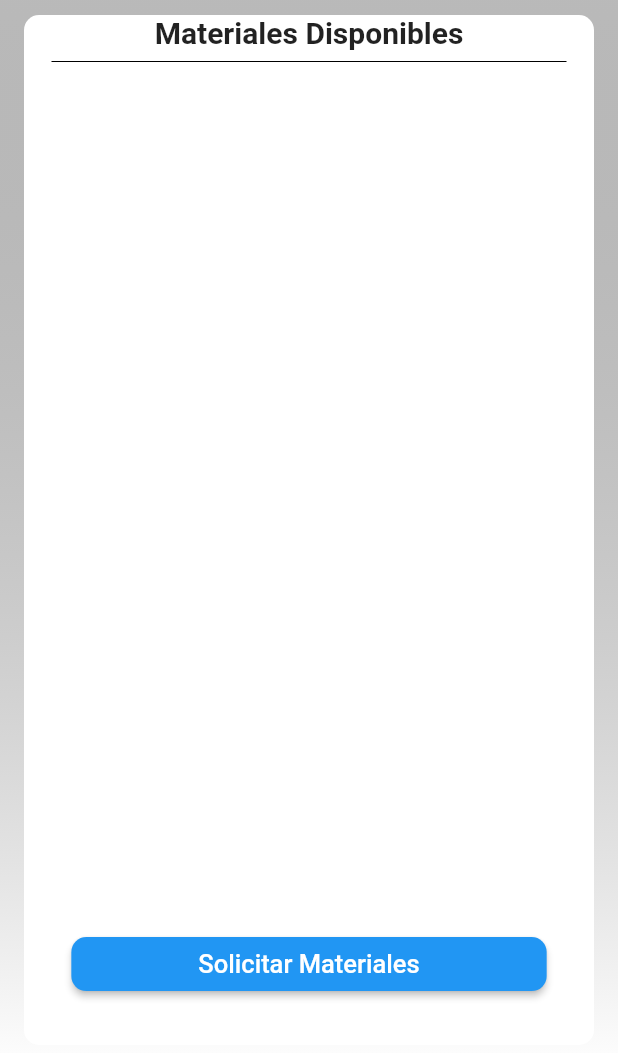
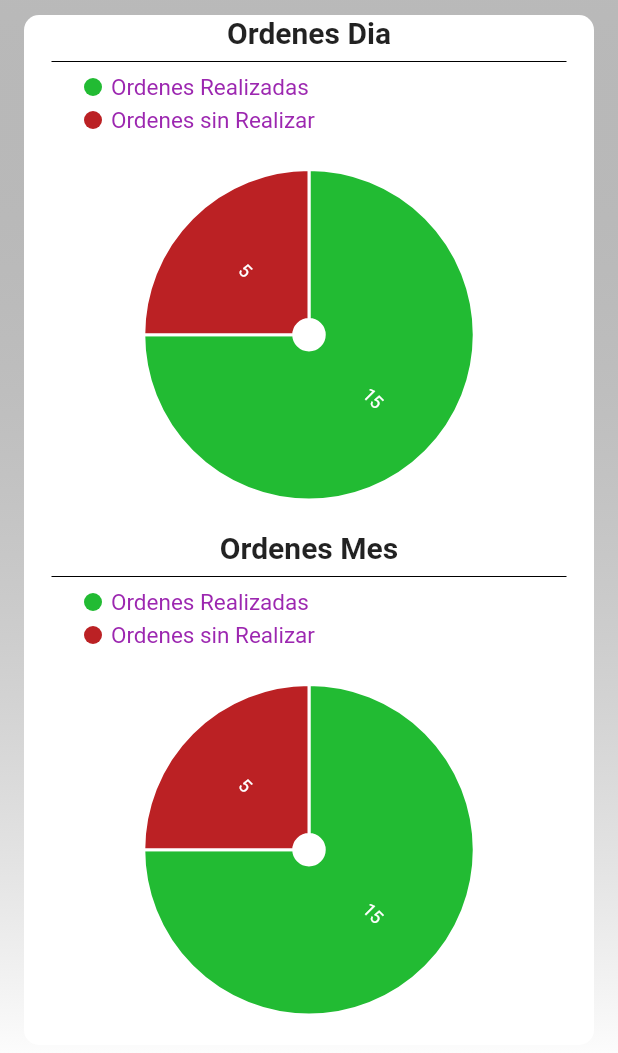
Before and after one commit to JavierGom98/TecnicosOcex, a Flutter app: the EstadisticasPage screen opened directly, on a phone screen of 412 x 824 dp. Shown: the top 1053 px of the screen. Run offline on Flutter 3.47's test engine with Material 2 defaults, Android fonts, the phone set to English and light mode, and no system bars; our stand-ins replace charts_flutter; missing offline and left inert: flutter_session; Roboto replaces fonts that are missing (Georgia).

Commit message:
04-04-21

```diff
--- a/lib/main.dart
+++ b/lib/main.dart
@@ -2,7 +2,9 @@ import 'package:flutter/material.dart';
 import 'dart:convert';
 import 'dart:async';
 import 'package:http/http.dart' as http;
+import 'package:tecnicos_cm/pages/ordenRealizada_page.dart';
 import 'package:tecnicos_cm/pages/orden_page.dart';
+import 'package:tecnicos_cm/pages/ordenesRealizadas_page.dart';
 import 'package:tecnicos_cm/pages/ordenes_page.dart';
 import 'package:tecnicos_cm/pages/tab_page.dart';
 import 'package:flutter_session/flutter_session.dart';
@@ -36,7 +38,8 @@ class LoginApp extends StatelessWidget {
       routes: <String, WidgetBuilder>{
         '/login_page': (BuildContext context) => new LoginPage(),
         '/tab_page' : (BuildContext context) => new TabPage(codigoTecnico: codigoTecnico,nombreTecnico: nombreTecnico, cargoTecnico: cargoTecnico,),
-        '/orden_page' : (BuildContext context) => new OrdenPage(idOrden: idOrden, direccionOrden: direccionOrden, nombresApellidos: nombresApellidos, identificacionAbon: identificacionAbon, actividadNombre: actividadNombre,)
+        '/orden_page' : (BuildContext context) => new OrdenPage(idOrden: idOrden, direccionOrden: direccionOrden, nombresApellidos: nombresApellidos, identificacionAbon: identificacionAbon, actividadNombre: actividadNombre,),
+        '/ordenRealizada_page' : (BuildContext context) => new OrdenRealizadaPage(idOrden: idOrdenR, direccionOrden: direccionOrdenR, nombresApellidos: nombresApellidosR, identificacionAbon: identificacionAbonR, actividadNombre: actividadNombreR,)
       },
     );
   }
--- a/lib/pages/estadisticas_page.dart
+++ b/lib/pages/estadisticas_page.dart
@@ -2,9 +2,8 @@ import 'package:flutter/material.dart';
 import 'dart:convert';
 import 'dart:async';
 import 'package:http/http.dart' as http;
+import 'package:charts_flutter/flutter.dart' as charts;
 import 'package:tecnicos_cm/main.dart';
-
-List materialesOrdenes;
 
 class EstadisticasPage extends StatefulWidget {
   EstadisticasPage({this.codigoTecnico});
@@ -13,27 +12,47 @@ class EstadisticasPage extends StatefulWidget {
   _EstadisticasPageState createState() => _EstadisticasPageState();
 }
 
+ class Tarea{
+  String dato1;
+  int dato2;
+  Color colorvar;
+
+    Tarea(this.dato1, this.dato2, this.colorvar);
+ }
+
 class _EstadisticasPageState extends State<EstadisticasPage> {
-  Map data;
-  List materiales;
 
-  getMateriales() async{
+  List<charts.Series<Tarea, String>> _seriesPieData;
+
+  getDatos() async{
     String id = codigoTecnico.toString();
     String enlace = "http://ns212.cablebox.co:5510/appmovil/getMateriales.php/?codigoTecnico="+id;
-    http.Response response = await http.get(enlace);
-    var data = json.decode(response.body);
+    //http.Response response = await http.get(enlace);
+    //var data = json.decode(response.body);
     //print(data);
-    setState(() {
-      materiales = data['materiales'];
-    });
+
+    var pieData = [
+      new Tarea('Ordenes Realizadas', 15, Color(0xff22bb33)),
+      new Tarea('Ordenes sin Realizar', 5, Color(0xffbb2124)),
+    ];
+
+    _seriesPieData.add(
+      charts.Series(
+        data: pieData,
+        domainFn: (Tarea tarea,_)=> tarea.dato1,
+        measureFn: (Tarea tarea,_)=> tarea.dato2,
+        colorFn: (Tarea tarea,_)=> charts.ColorUtil.fromDartColor(tarea.colorvar),
+        id: 'Esta es una prueba',
+        labelAccessorFn: (Tarea row,_)=>'${row.dato2}',
+      ),
+    );
   }
 
   @override
   void initState() {
-    getMateriales();
-    setState(() {
-      materialesOrdenes = materiales;
-    });
+    _seriesPieData = List<charts.Series<Tarea, String>>();
+    getDatos();
+
   }
 
   @override
@@ -63,12 +82,10 @@ class _EstadisticasPageState extends State<EstadisticasPage> {
             children: <Widget>[
 
               Container(
-                //margin: EdgeInsets.only(top: 10),
-                //height: 30,
                 width: MediaQuery.of(context).size.width / 1.3,
                 child: Center(
                   child: Text(
-                    "Materiales Disponibles",
+                    "Ordenes Dia",
                     style: TextStyle(fontSize: 20, fontWeight: FontWeight.bold),
                   ),
                 ),
@@ -78,48 +95,94 @@ class _EstadisticasPageState extends State<EstadisticasPage> {
                 width: MediaQuery.of(context).size.width / 1.2,
                 child: Divider(
                   color: Colors.black,
-                  //height: 36,
                 ),
               ),
 
               Expanded(
-                flex: 5,
-                child: ListView.builder(
-                  padding: const EdgeInsets.only(left: 8),
-                  shrinkWrap: true,
-                  itemCount: materiales == null ? 0 : materiales.length,
-                  itemBuilder: (BuildContext context, int index) {
-                    return ListTile(
-                      title: Text("${materiales[index]["nombre"]}: ${materiales[index]["cantidad"]}"),
-                    );
-                  },
+                  child: Container(
+                    width: 300,
+                    height: 300,
+                    child: charts.PieChart(
+                      _seriesPieData,
+                      animate: true,
+                      animationDuration: Duration(seconds: 3),
+                      behaviors: [
+                        new charts.DatumLegend(
+                            outsideJustification: charts.OutsideJustification.endDrawArea,
+                            horizontalFirst: false,
+                            desiredMaxRows: 2,
+                            cellPadding: new EdgeInsets.only(right: 4.0, bottom: 4.0),
+                            entryTextStyle: charts.TextStyleSpec(
+                                color: charts.MaterialPalette.purple.shadeDefault,
+                                fontFamily: 'Georgia',
+                                fontSize: 15
+                            )
+                        )
+                      ],
+                      defaultRenderer: new charts.ArcRendererConfig(
+                          arcWidth: 100,
+                          arcRendererDecorators: [
+                            new charts.ArcLabelDecorator(
+                                labelPosition: charts.ArcLabelPosition.inside
+                            )
+                          ]
+                      ),
+                    ),
+                  )
+
+
+              ),
+
+              Container(
+                width: MediaQuery.of(context).size.width / 1.3,
+                child: Center(
+                  child: Text(
+                    "Ordenes Mes",
+                    style: TextStyle(fontSize: 20, fontWeight: FontWeight.bold),
+                  ),
                 ),
               ),
 
-              Flexible(
-                child: Container(
-                  width: MediaQuery.of(context).size.width / 1.3,
-                  child: Padding(
-                    padding: const EdgeInsets.only(
-                        top: 30
+              Container(
+                width: MediaQuery.of(context).size.width / 1.2,
+                child: Divider(
+                  color: Colors.black,
+                ),
+              ),
+
+              Expanded(
+                  child: Container(
+                    width: 300,
+                    height: 300,
+                    child: charts.PieChart(
+                      _seriesPieData,
+                      animate: true,
+                      animationDuration: Duration(seconds: 3),
+                      behaviors: [
+                        new charts.DatumLegend(
+                            outsideJustification: charts.OutsideJustification.endDrawArea,
+                            horizontalFirst: false,
+                            desiredMaxRows: 2,
+                            cellPadding: new EdgeInsets.only(right: 4.0, bottom: 4.0),
+                            entryTextStyle: charts.TextStyleSpec(
+                                color: charts.MaterialPalette.purple.shadeDefault,
+                                fontFamily: 'Georgia',
+                                fontSize: 15
+                            )
+                        )
+                      ],
+                      defaultRenderer: new charts.ArcRendererConfig(
+                          arcWidth: 100,
+                          arcRendererDecorators: [
+                            new charts.ArcLabelDecorator(
+                                labelPosition: charts.ArcLabelPosition.inside
+                            )
+                          ]
+                      ),
                     ),
-                    child: new RaisedButton(
-                      child: new Text(
-                        'Solicitar Materiales',
-                        style: new TextStyle(
-                          color: Colors.white,
-                          fontSize: 17,
-                        ),
-                      ),
-                      color: Colors.blue,
-                      shape: new RoundedRectangleBorder(
-                          borderRadius: new BorderRadius.circular(10.0)),
-                      onPressed: () {
+                  )
 
-                      },
-                    ),
-                  ),
-                ),
+
               )
 
             ],
--- a/lib/pages/ordenesRealizadas_page.dart
+++ b/lib/pages/ordenesRealizadas_page.dart
@@ -5,11 +5,11 @@ import 'dart:async';
 import 'package:http/http.dart' as http;
 import 'package:tecnicos_cm/main.dart';
 
-String idOrden = '';
-String direccionOrden = '';
-String nombresApellidos = '';
-String identificacionAbon = '';
-String actividadNombre = '';
+String idOrdenR = '';
+String direccionOrdenR = '';
+String nombresApellidosR = '';
+String identificacionAbonR = '';
+String actividadNombreR = '';
 
 class OrdenesRealizadasPage extends StatefulWidget {
   OrdenesRealizadasPage({this.codigoTecnico});
@@ -24,24 +24,26 @@ class _OrdenesRealizadasPageState extends State<OrdenesRealizadasPage> {
 
   getOrdenes() async{
     String id = codigoTecnico.toString();
-    String enlace = "http://ns212.cablebox.co:5510/appmovil/getOrdenes.php/?codigoTecnico="+id;
+    String enlace = "http://ns212.cablebox.co:5510/appmovil/getOrdenesRealizadas.php/?codigoTecnico="+id;
     http.Response response = await http.get(enlace);
     var data = json.decode(response.body);
     setState(() {
       ordenes = data['ordenes'];
-
     });
   }
 
-  void presionarCardOrden(String idOrd, String dir, String nomApe, String idenAbon, String actName){
+  void presionarCardOrdenR(String idOrd, String dir, String nomApe, String idenAbon, String actName){
     setState(() {
-      idOrden = idOrd;
-      direccionOrden = dir;
-      nombresApellidos = nomApe;
-      actividadNombre = idenAbon;
-      identificacionAbon = actName;
+      idOrdenR = idOrd;
+      direccionOrdenR = dir;
+      nombresApellidosR = nomApe;
+      actividadNombreR = idenAbon;
+      identificacionAbonR = actName;
     });
-    //Navigator.pushReplacementNamed(context, '/orden_page');
+    /*print(idOrdenR);
+    print(direccionOrdenR);
+    print(nombresApellidosR);*/
+    Navigator.pushReplacementNamed(context, '/ordenRealizada_page');
   }
 
   @override
@@ -110,6 +112,8 @@ class _OrdenesRealizadasPageState extends State<OrdenesRealizadasPage> {
                             decoration: BoxDecoration(
                               color: Colors.white,
                               borderRadius: BorderRadius.circular(10.0),
+                              border: Border.all(color: Colors.green, width: 2),
+
                             ),
                             child: Padding(
                               padding: const EdgeInsets.only(top: 5, right: 5, bottom: 5, left: 10),
@@ -133,7 +137,7 @@ class _OrdenesRealizadasPageState extends State<OrdenesRealizadasPage> {
                             )
                         ),
                         onTap: (){
-                          presionarCardOrden(ordenes[index]["id_orden"], ordenes[index]["direccion"], ordenes[index]["nombres"] + " " + ordenes[index]["apellidos"], ordenes[index]["actividad_name"], ordenes[index]["num_identidad_abonado"]);
+                          presionarCardOrdenR(ordenes[index]["id_orden"], ordenes[index]["direccion"], ordenes[index]["nombres"] + " " + ordenes[index]["apellidos"], ordenes[index]["actividad_name"], ordenes[index]["num_identidad_abonado"]);
                         },
                       );
                     },
--- a/pubspec.yaml
+++ b/pubspec.yaml
@@ -31,6 +31,8 @@ dependencies:
   http: any
   shared_preferences: any
   flutter_session: ^0.1.1
+  charts_flutter: ^0.10.0
+  flutter_colorpicker: ^0.3.2
 
 dev_dependencies:
   flutter_test:
```
Also changed, not shown: lib/pages/ordenRealizada_page.dart (added, +233 -0 lines), lib/pages/orden_page.dart (+75 -28 lines), pubspec.lock.
